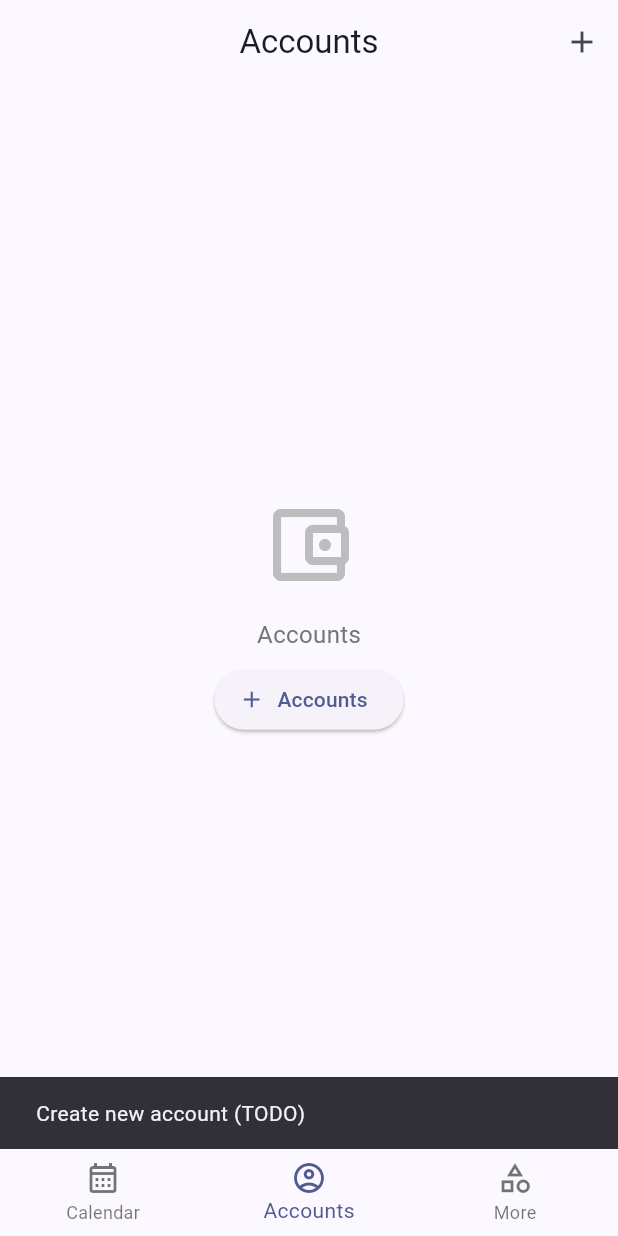
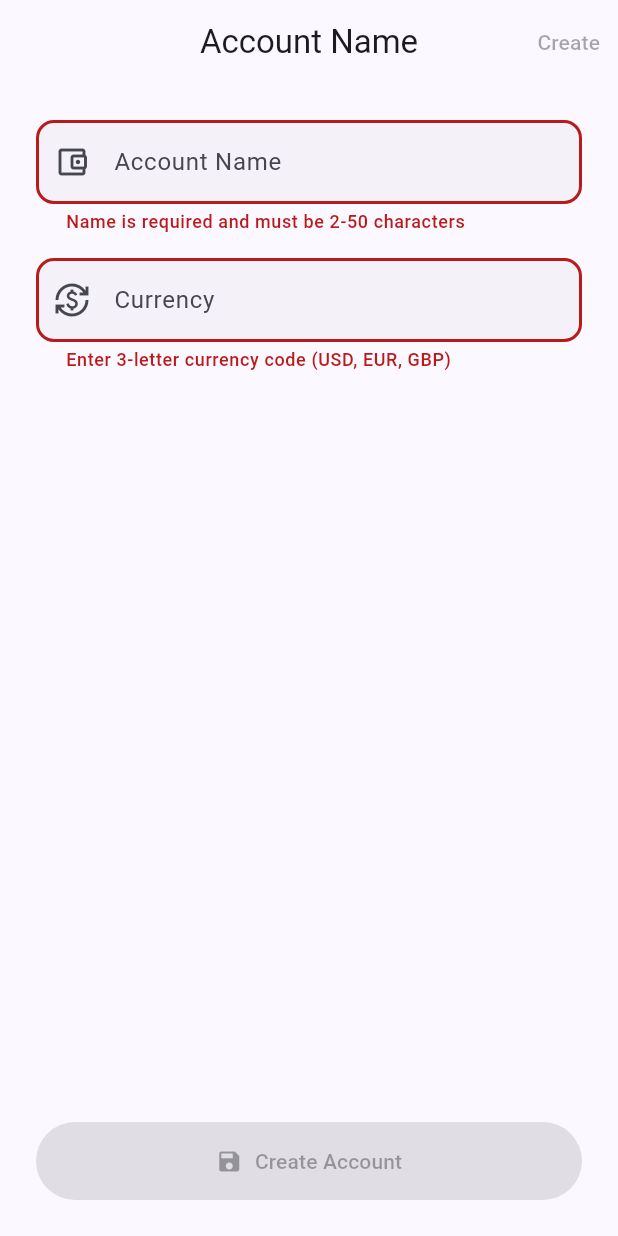
Before and after one commit to camilod529/pocket_guard, a Flutter app: the screen it shows after launch, item 2 of the bottom bar chosen, after a tap on the "add" icon, on a phone screen of 412 x 824 dp. Run offline on Flutter 3.47's test engine with Material 3 defaults, Android fonts, the light colour scheme and no system bars; our stand-ins replace drift, drift_flutter, flutter_riverpod, formz, go_router, logger and 1 more; missing offline and left inert: sqlite3; accounts and stored records are empty; generated files the repository leaves out were written again.

Commit message:
feat: implement account form screen with validation and routing

```diff
--- a/lib/config/router/router.dart
+++ b/lib/config/router/router.dart
@@ -1,5 +1,6 @@
 import 'package:go_router/go_router.dart';
 import 'package:money_manager_flutter/config/router/routes.dart';
+import 'package:money_manager_flutter/presentation/screens/account_form_screen.dart';
 import 'package:money_manager_flutter/presentation/screens/home_screen.dart';
 
 final appRouter = GoRouter(
@@ -14,5 +15,13 @@ final appRouter = GoRouter(
         return HomeScreen(pageIndex: pageIndex);
       },
     ),
+
+    GoRoute(
+      path: Routes.accountForm,
+      builder: (context, state) {
+        final accountId = state.pathParameters['id'];
+        return AccountFormScreen(accountId: accountId ?? 'create');
+      },
+    ),
   ],
 );
--- a/lib/config/router/routes.dart
+++ b/lib/config/router/routes.dart
@@ -1,5 +1,7 @@
 abstract class Routes {
   static const String home = '/home/:page';
+  static const String accountForm = '/account/form/:id';
 
+  static String accountFormPage(String id) => accountForm.replaceAll(':id', id);
   static String changeViewPage(int page) => home.replaceAll(':page', '$page');
 }
--- /dev/null
+++ b/lib/presentation/providers/account/account_form_provider.dart
@@ -0,0 +1,123 @@
+import 'package:formz/formz.dart';
+import 'package:money_manager_flutter/domain/entities/account.dart';
+import 'package:money_manager_flutter/infrastructure/inputs/accounts/currency.dart';
+import 'package:money_manager_flutter/infrastructure/inputs/accounts/name.dart';
+import 'package:money_manager_flutter/presentation/providers/account/account_providers.dart';
+import 'package:riverpod_annotation/riverpod_annotation.dart';
+
+part 'account_form_provider.g.dart';
+
+@riverpod
+class AccountFormNotifier extends _$AccountFormNotifier {
+  @override
+  AccountFormState build() {
+    return const AccountFormState();
+  }
+
+  void currencyChanged(String value) {
+    final currency = AccountCurrency.dirty(value.toUpperCase());
+    state = state.copyWith(
+      currency: currency,
+      isValid: Formz.validate([state.name, currency]),
+    );
+  }
+
+  void nameChanged(String value) {
+    final name = AccountName.dirty(value);
+    state = state.copyWith(
+      name: name,
+      isValid: Formz.validate([name, state.currency]),
+    );
+  }
+
+  void setEditing(String accountId) {
+    state = state.copyWith(accountId: accountId, isEditing: true);
+  }
+
+  Future<void> submit() async {
+    if (!state.isValid || state.isSubmitting) return;
+
+    _touchAllFields();
+    if (!state.isValid) return;
+
+    state = state.copyWith(isSubmitting: true);
+
+    try {
+      final account = AccountEntity(
+        id: state.accountId,
+        name: state.name.value,
+        currency: state.currency.value,
+      );
+
+      final isEditing = state.accountId != 'create';
+
+      if (isEditing && state.accountId != 'create') {
+        await ref
+            .read(accountProvider.notifier)
+            .updateAccount(state.accountId, account);
+      } else {
+        await ref.read(accountProvider.notifier).createAccount(account);
+      }
+
+      // Refresh the accounts list after successful operation
+      await ref.read(accountProvider.notifier).refresh();
+    } finally {
+      state = state.copyWith(isSubmitting: false);
+    }
+  }
+
+  void _touchAllFields() {
+    final name = AccountName.dirty(state.name.value);
+    final currency = AccountCurrency.dirty(state.currency.value);
+    state = state.copyWith(
+      hasSubmitted: true,
+      name: name,
+      currency: currency,
+      isValid: Formz.validate([name, currency]),
+    );
+  }
+}
+
+class AccountFormState {
+  final bool hasSubmitted;
+  final bool isSubmitting;
+  final bool isLoading;
+  final bool isEditing;
+  final bool isValid;
+  final String accountId;
+  final AccountName name;
+  final AccountCurrency currency;
+
+  const AccountFormState({
+    this.hasSubmitted = false,
+    this.isSubmitting = false,
+    this.isLoading = false,
+    this.isEditing = false,
+    this.isValid = false,
+    this.accountId = 'create',
+    this.name = const AccountName.pure(),
+    this.currency = const AccountCurrency.pure(),
+  });
+
+  AccountFormState copyWith({
+    bool? hasSubmitted,
+    bool? isSubmitting,
+    bool? isLoading,
+    bool? isEditing,
+    bool? isValid,
+    String? accountId,
+    AccountName? name,
+    AccountCurrency? currency,
+  }) {
+    return AccountFormState(
+      hasSubmitted: hasSubmitted ?? this.hasSubmitted,
+      isSubmitting: isSubmitting ?? this.isSubmitting,
+      isLoading: isLoading ?? this.isLoading,
+      isEditing: isEditing ?? this.isEditing,
+      isValid: isValid ?? this.isValid,
+      accountId: accountId ?? this.accountId,
+      name: name ?? this.name,
+      currency: currency ?? this.currency,
+    );
+  }
+}
--- /dev/null
+++ b/lib/presentation/screens/account_form_screen.dart
@@ -0,0 +1,136 @@
+import 'package:flutter/material.dart';
+import 'package:flutter_riverpod/flutter_riverpod.dart';
+import 'package:money_manager_flutter/l10n/app_localizations.dart';
+import 'package:money_manager_flutter/presentation/providers/account/account_form_provider.dart';
+import 'package:money_manager_flutter/presentation/providers/account/account_providers.dart';
+import 'package:money_manager_flutter/presentation/widgets/shared/forms/custom_form_field.dart';
+
+class AccountFormScreen extends ConsumerStatefulWidget {
+  final String accountId; // Always has ID: "create" or real UUID
+
+  const AccountFormScreen({super.key, required this.accountId});
+
+  @override
+  ConsumerState<AccountFormScreen> createState() => _AccountFormScreenState();
+}
+
+class _AccountFormScreenState extends ConsumerState<AccountFormScreen> {
+  @override
+  Widget build(BuildContext context) {
+    final localizations = AppLocalizations.of(context)!;
+    final formState = ref.watch(accountFormProvider);
+
+    return Scaffold(
+      appBar: AppBar(
+        title: Text(
+          widget.accountId == 'create'
+              ? localizations.accountName
+              : localizations.accounts,
+        ),
+        actions: [
+          TextButton(
+            onPressed: formState.isValid && !formState.isSubmitting
+                ? () => ref.read(accountFormProvider.notifier).submit()
+                : null,
+            child: formState.isSubmitting
+                ? const SizedBox(
+                    width: 20,
+                    height: 20,
+                    child: CircularProgressIndicator(strokeWidth: 2),
+                  )
+                : Text(widget.accountId == 'create' ? 'Create' : 'Update'),
+          ),
+        ],
+      ),
+      body: SafeArea(
+        child: Padding(
+          padding: const EdgeInsets.all(24.0),
+          child: Column(
+            crossAxisAlignment: CrossAxisAlignment.stretch,
+            children: [
+              CustomFormField(
+                initialValue: formState.name.value,
+                label: localizations.accountName,
+                hintText: localizations.accountNameHint,
+                errorText: (formState.name.error != null)
+                    ? 'Name is required and must be 2-50 characters'
+                    : null,
+                showError:
+                    !formState.name.isPure && formState.name.error != null,
+                prefixIcon: const Icon(Icons.account_balance_wallet_outlined),
+                keyboardType: TextInputType.name,
+                onChanged: ref.read(accountFormProvider.notifier).nameChanged,
+              ),
+              const SizedBox(height: 16),
+              CustomFormField(
+                initialValue: formState.currency.value,
+                label: localizations.accountCurrency,
+                hintText: localizations.accountCurrencyHint,
+                errorText: (formState.currency.error != null)
+                    ? 'Enter 3-letter currency code (USD, EUR, GBP)'
+                    : null,
+                showError:
+                    !formState.currency.isPure &&
+                    formState.currency.error != null,
+                prefixIcon: const Icon(Icons.currency_exchange_outlined),
+                keyboardType: TextInputType.text,
+                textCapitalization: TextCapitalization.characters,
+                onChanged: ref
+                    .read(accountFormProvider.notifier)
+                    .currencyChanged,
+              ),
+              const Spacer(),
+              ElevatedButton.icon(
+                onPressed: formState.isValid && !formState.isSubmitting
+                    ? () => ref.read(accountFormProvider.notifier).submit()
+                    : null,
+                icon: const Icon(Icons.save),
+                label: Text(
+                  widget.accountId == 'create'
+                      ? 'Create Account'
+                      : 'Update Account',
+                ),
+                style: ElevatedButton.styleFrom(
+                  padding: const EdgeInsets.symmetric(vertical: 16),
+                ),
+              ),
+            ],
+          ),
+        ),
+      ),
+    );
+  }
+
+  @override
+  void initState() {
+    super.initState();
+    WidgetsBinding.instance.addPostFrameCallback((_) {
+      final isEditing = widget.accountId != 'create';
+      if (isEditing) {
+        // Load existing account
+        _loadAccount(widget.accountId);
+        ref.read(accountFormProvider.notifier).setEditing(widget.accountId);
+      }
+    });
+  }
+
+  Future<void> _loadAccount(String accountId) async {
+    try {
+      final account = await ref
+          .read(accountProvider.notifier)
+          .getAccountById(accountId);
+      if (account != null && mounted) {
+        ref.read(accountFormProvider.notifier).nameChanged(account.name);
+        ref
+            .read(accountFormProvider.notifier)
+            .currencyChanged(account.currency);
+      }
+    } catch (e) {
+      if (mounted) {
+        ScaffoldMessenger.of(
+          context,
+        ).showSnackBar(SnackBar(content: Text('Failed to load account')));
+      }
+    }
+  }
+}
--- a/lib/presentation/views/account_view.dart
+++ b/lib/presentation/views/account_view.dart
@@ -1,8 +1,10 @@
 import 'package:flutter/material.dart';
 import 'package:flutter_riverpod/flutter_riverpod.dart';
+import 'package:go_router/go_router.dart';
+import 'package:money_manager_flutter/config/router/routes.dart';
 import 'package:money_manager_flutter/domain/entities/account.dart';
 import 'package:money_manager_flutter/l10n/app_localizations.dart';
-import 'package:money_manager_flutter/presentation/providers/account_providers.dart';
+import 'package:money_manager_flutter/presentation/providers/account/account_providers.dart';
 
 class AccountView extends ConsumerWidget {
   const AccountView({super.key});
@@ -99,8 +101,8 @@ class AccountView extends ConsumerWidget {
         ],
       ),
       onTap: () {
-        // TODO: Navigate to edit account screen
-        _showSnackBar(context, 'Edit account: ${account.name} (TODO)');
+        // Navigate to account details or edit screen
+        context.go(Routes.accountFormPage(account.id));
       },
     );
   }
@@ -116,8 +118,8 @@ class AccountView extends ConsumerWidget {
         IconButton(
           icon: const Icon(Icons.add),
           onPressed: () {
-            // TODO: Navigate to create account screen
-            _showSnackBar(context, 'Create new account (TODO)');
+            // Navigate to create account screen
+            context.go(Routes.accountFormPage('create'));
           },
           tooltip: localizations.accounts, // Reuse accounts as tooltip
         ),
@@ -147,8 +149,8 @@ class AccountView extends ConsumerWidget {
           const SizedBox(height: 8),
           ElevatedButton.icon(
             onPressed: () {
-              // TODO: Navigate to create account screen
-              _showSnackBar(context, 'Create first account (TODO)');
+              // Navigate to create account screen
+              context.go(Routes.accountFormPage('create'));
             },
             icon: const Icon(Icons.add),
             label: Text(localizations.accounts),
@@ -194,8 +196,8 @@ class AccountView extends ConsumerWidget {
   ) {
     switch (action) {
       case 'edit':
-        // TODO: Navigate to edit account screen
-        _showSnackBar(context, 'Edit account ID: $accountId (TODO)');
+        // Navigate to edit account screen
+        context.go(Routes.accountFormPage(accountId));
         break;
       case 'delete':
         _showDeleteConfirmation(context, accountId, ref, localizations);
```
Also changed, not shown: lib/presentation/providers/account/account_providers.dart (renamed from lib/presentation/providers/account_providers.dart, +13 -6 lines), lib/presentation/providers/account/account_form_provider.g.dart (added), lib/presentation/providers/account/account_providers.g.dart.
